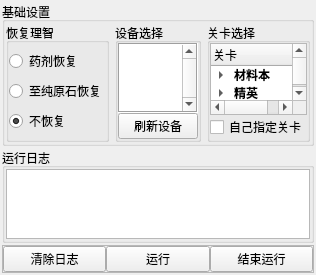
First picture: the form in tab.ui, repository Inull-Studio/AutoArknights, before the edit.
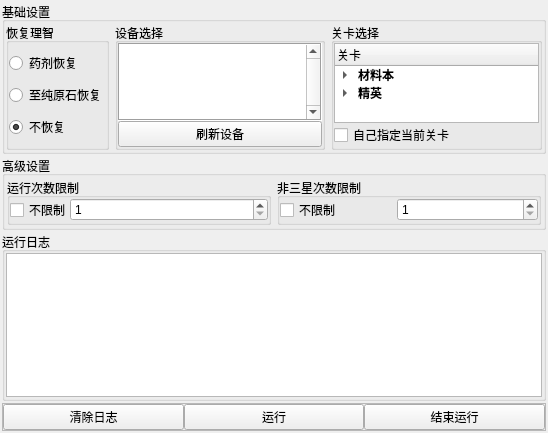
Second picture: the form after the edit.

Commit message: 修复了许多bug，添加了高级设置

Diff of the .ui file:
```diff
--- a/tab.ui
+++ b/tab.ui
@@ -6,8 +6,8 @@
    <rect>
     <x>0</x>
     <y>0</y>
-    <width>291</width>
-    <height>243</height>
+    <width>548</width>
+    <height>433</height>
    </rect>
   </property>
   <property name="windowTitle">
@@ -37,7 +37,7 @@
      <property name="maximumSize">
       <size>
        <width>16777215</width>
-       <height>150</height>
+       <height>200</height>
       </size>
      </property>
      <property name="title">
@@ -62,57 +62,6 @@
       <property name="bottomMargin">
        <number>1</number>
       </property>
-      <item row="0" column="0">
-       <widget class="QGroupBox" name="LiZhi">
-        <property name="title">
-         <string>恢复理智</string>
-        </property>
-        <layout class="QVBoxLayout" name="verticalLayout_2">
-         <property name="spacing">
-          <number>0</number>
-         </property>
-         <property name="sizeConstraint">
-          <enum>QLayout::SetDefaultConstraint</enum>
-         </property>
-         <property name="leftMargin">
-          <number>0</number>
-         </property>
-         <property name="topMargin">
-          <number>0</number>
-         </property>
-         <property name="rightMargin">
-          <number>0</number>
-         </property>
-         <property name="bottomMargin">
-          <number>0</number>
-         </property>
-         <item>
-          <widget class="QRadioButton" name="yaoji">
-           <property name="text">
-            <string>药剂恢复</string>
-           </property>
-          </widget>
-         </item>
-         <item>
-          <widget class="QRadioButton" name="yuanshi">
-           <property name="text">
-            <string>至纯原石恢复</string>
-           </property>
-          </widget>
-         </item>
-         <item>
-          <widget class="QRadioButton" name="buhuifu">
-           <property name="text">
-            <string>不恢复</string>
-           </property>
-           <property name="checked">
-            <bool>true</bool>
-           </property>
-          </widget>
-         </item>
-        </layout>
-       </widget>
-      </item>
       <item row="0" column="1">
        <widget class="QGroupBox" name="device">
         <property name="minimumSize">
@@ -259,6 +208,63 @@
         </layout>
        </widget>
       </item>
+      <item row="0" column="0">
+       <widget class="QGroupBox" name="LiZhi">
+        <property name="title">
+         <string>恢复理智</string>
+        </property>
+        <layout class="QVBoxLayout" name="verticalLayout_2">
+         <property name="spacing">
+          <number>0</number>
+         </property>
+         <property name="sizeConstraint">
+          <enum>QLayout::SetDefaultConstraint</enum>
+         </property>
+         <property name="leftMargin">
+          <number>0</number>
+         </property>
+         <property name="topMargin">
+          <number>0</number>
+         </property>
+         <property name="rightMargin">
+          <number>0</number>
+         </property>
+         <property name="bottomMargin">
+          <number>0</number>
+         </property>
+         <item>
+          <widget class="QRadioButton" name="yaoji">
+           <property name="enabled">
+            <bool>true</bool>
+           </property>
+           <property name="text">
+            <string>药剂恢复</string>
+           </property>
+          </widget>
+         </item>
+         <item>
+          <widget class="QRadioButton" name="yuanshi">
+           <property name="enabled">
+            <bool>true</bool>
+           </property>
+           <property name="text">
+            <string>至纯原石恢复</string>
+           </property>
+          </widget>
+         </item>
+         <item>
+          <widget class="QRadioButton" name="buhuifu">
+           <property name="text">
+            <string>不恢复</string>
+           </property>
+           <property name="checked">
+            <bool>true</bool>
+           </property>
+          </widget>
+         </item>
+        </layout>
+       </widget>
+      </item>
       <item row="0" column="2">
        <widget class="QGroupBox" name="groupBox_2">
         <property name="title">
@@ -588,7 +594,128 @@
          <item>
           <widget class="QCheckBox" name="SelfMission">
            <property name="text">
-            <string>自己指定关卡</string>
+            <string>自己指定当前关卡</string>
+           </property>
+          </widget>
+         </item>
+        </layout>
+       </widget>
+      </item>
+     </layout>
+    </widget>
+   </item>
+   <item>
+    <widget class="QGroupBox" name="groupBox_3">
+     <property name="title">
+      <string>高级设置</string>
+     </property>
+     <layout class="QHBoxLayout" name="horizontalLayout_2">
+      <property name="spacing">
+       <number>6</number>
+      </property>
+      <property name="leftMargin">
+       <number>2</number>
+      </property>
+      <property name="topMargin">
+       <number>2</number>
+      </property>
+      <property name="rightMargin">
+       <number>2</number>
+      </property>
+      <property name="bottomMargin">
+       <number>2</number>
+      </property>
+      <item>
+       <widget class="QGroupBox" name="groupBox_6">
+        <property name="title">
+         <string>运行次数限制</string>
+        </property>
+        <layout class="QHBoxLayout" name="horizontalLayout_3">
+         <property name="spacing">
+          <number>0</number>
+         </property>
+         <property name="leftMargin">
+          <number>0</number>
+         </property>
+         <property name="topMargin">
+          <number>0</number>
+         </property>
+         <property name="rightMargin">
+          <number>0</number>
+         </property>
+         <property name="bottomMargin">
+          <number>0</number>
+         </property>
+         <item>
+          <widget class="QCheckBox" name="buxianzhi">
+           <property name="maximumSize">
+            <size>
+             <width>60</width>
+             <height>16777215</height>
+            </size>
+           </property>
+           <property name="text">
+            <string>不限制</string>
+           </property>
+          </widget>
+         </item>
+         <item>
+          <widget class="QSpinBox" name="Times">
+           <property name="minimum">
+            <number>1</number>
+           </property>
+           <property name="maximum">
+            <number>999</number>
+           </property>
+          </widget>
+         </item>
+        </layout>
+       </widget>
+      </item>
+      <item>
+       <widget class="QGroupBox" name="groupBox_5">
+        <property name="title">
+         <string>非三星次数限制</string>
+        </property>
+        <layout class="QHBoxLayout" name="horizontalLayout_4">
+         <property name="spacing">
+          <number>0</number>
+         </property>
+         <property name="leftMargin">
+          <number>0</number>
+         </property>
+         <property name="topMargin">
+          <number>0</number>
+         </property>
+         <property name="rightMargin">
+          <number>0</number>
+         </property>
+         <property name="bottomMargin">
+          <number>0</number>
+         </property>
+         <item>
+          <widget class="QCheckBox" name="checkThree">
+           <property name="maximumSize">
+            <size>
+             <width>117</width>
+             <height>16777215</height>
+            </size>
+           </property>
+           <property name="text">
+            <string>不限制</string>
+           </property>
+          </widget>
+         </item>
+         <item>
+          <widget class="QSpinBox" name="threeTimes">
+           <property name="enabled">
+            <bool>true</bool>
+           </property>
+           <property name="minimum">
+            <number>1</number>
+           </property>
+           <property name="maximum">
+            <number>999</number>
            </property>
           </widget>
          </item>
@@ -635,6 +762,12 @@
         <property name="readOnly">
          <bool>true</bool>
         </property>
+        <property name="textInteractionFlags">
+         <set>Qt::LinksAccessibleByKeyboard|Qt::LinksAccessibleByMouse|Qt::TextBrowserInteraction|Qt::TextSelectableByKeyboard|Qt::TextSelectableByMouse</set>
+        </property>
+        <property name="openExternalLinks">
+         <bool>true</bool>
+        </property>
        </widget>
       </item>
      </layout>
```
Left out of the diff: 63 changed lines with no effect on the pictures. The commit also changes 6 other files.
